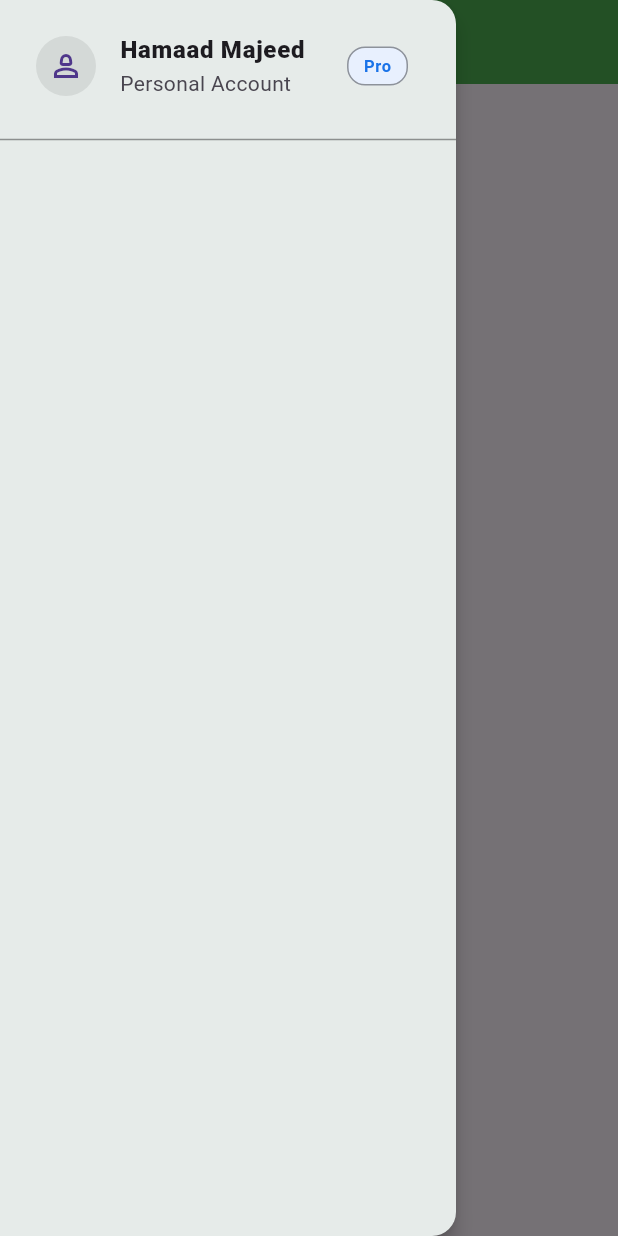
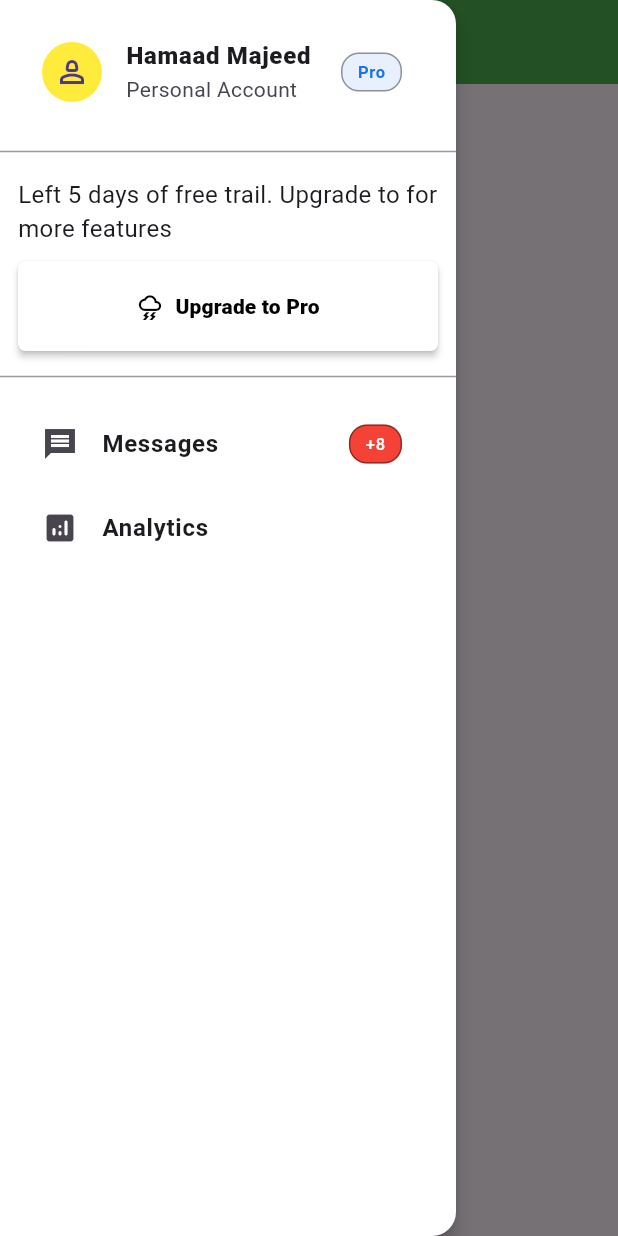
Before and after one commit to MrHamaad/drawer, a Flutter app: the screen it shows after launch, with the side drawer open, on a phone screen of 412 x 824 dp. Run offline on Flutter 3.47's test engine with Material 3 defaults, Android fonts, the phone set to English and light mode, and no system bars.

Commit message:
created Profile List Tile,Upgrade to pro List Tile

```diff
--- a/lib/main.dart
+++ b/lib/main.dart
@@ -16,19 +16,18 @@ class MyApp extends StatelessWidget {
           title: Text("Practice"),
         ),
         drawer: Drawer(
-
+          backgroundColor: Colors.white,
           shadowColor: Colors.black,
           elevation: 5,
-          surfaceTintColor: Colors.green,
           child: SingleChildScrollView(
             child: Column(
               mainAxisSize: MainAxisSize.min,
               children: [
                 Padding(
-                  padding: const EdgeInsets.all(8.0),
+                  padding: const EdgeInsets.all(12.0),
                   child: ListTile(
                     leading: CircleAvatar(
-                      backgroundColor: Colors.black.withAlpha(20),
+                      backgroundColor: Colors.yellow,
                       child: const Icon(Icons.person_2_outlined),
                     ),
                     title: Text("Hamaad Majeed",style: TextStyle(fontWeight: FontWeight.w900),),
@@ -55,6 +54,70 @@ class MyApp extends StatelessWidget {
                 Divider(
                   color: Colors.black.withAlpha(100),
                   height: 10,
+                ),
+                Padding(
+                  padding: const EdgeInsets.all(12.0),
+                  child: Column(
+                    mainAxisAlignment: MainAxisAlignment.center,
+                    crossAxisAlignment: CrossAxisAlignment.center,
+                    children: [
+                      Text("Left 5 days of free trail. Upgrade to for more features ",style: TextStyle(fontSize: 16),),
+                      SizedBox(height: 10,),
+                      SizedBox(
+                        width: double.infinity,
+                        child: ElevatedButton.icon(
+                          onPressed: () {},
+                          style: ElevatedButton.styleFrom(
+                            padding: EdgeInsetsGeometry.all(20),
+                            backgroundColor: Colors.white,
+                            foregroundColor: Colors.black,
+                            elevation: 2,
+                            shape: RoundedRectangleBorder(
+                              borderRadius: BorderRadius.circular(5),
+                            ),
+                          ),
+                          icon: Icon(Icons.thunderstorm_outlined),
+                          label: Text("Upgrade to Pro",style: TextStyle(fontWeight: FontWeight.w900),),
+                        ),
+                      )
+                    ],
+                  ),
+                ),
+                Divider(
+                  color: Colors.black.withAlpha(100),
+                  height: 10,
+                ),
+                Padding(
+                  padding: const EdgeInsets.all(12.0),
+                  child: Column(
+                    children: [
+                      ListTile(
+                        leading: Icon(Icons.message_sharp),
+                        title: Text("Messages",style: TextStyle(fontWeight: FontWeight.w600),),
+                        trailing: Container(
+                          padding: const EdgeInsets.symmetric(horizontal: 10, vertical: 4),
+                          decoration: BoxDecoration(
+                              color: Colors.red,
+                              borderRadius: BorderRadius.circular(12),
+                              border:Border.all(
+                                color: Colors.black.withAlpha(100),
+                              )
+                          ),
+                          child: const Text(
+                            '+8',
+                            style: TextStyle(
+                              color: Colors.white,
+                            ),
+                          ),
+                        ),
+                      ),
+                      ListTile(
+                        leading: Icon(Icons.analytics_rounded),
+                        title: Text("Analytics",style: TextStyle(fontWeight: FontWeight.w600),),
+                      ),
+                      ListTile(),
+                    ],
+                  ),
                 )
               ],
             ),
```
